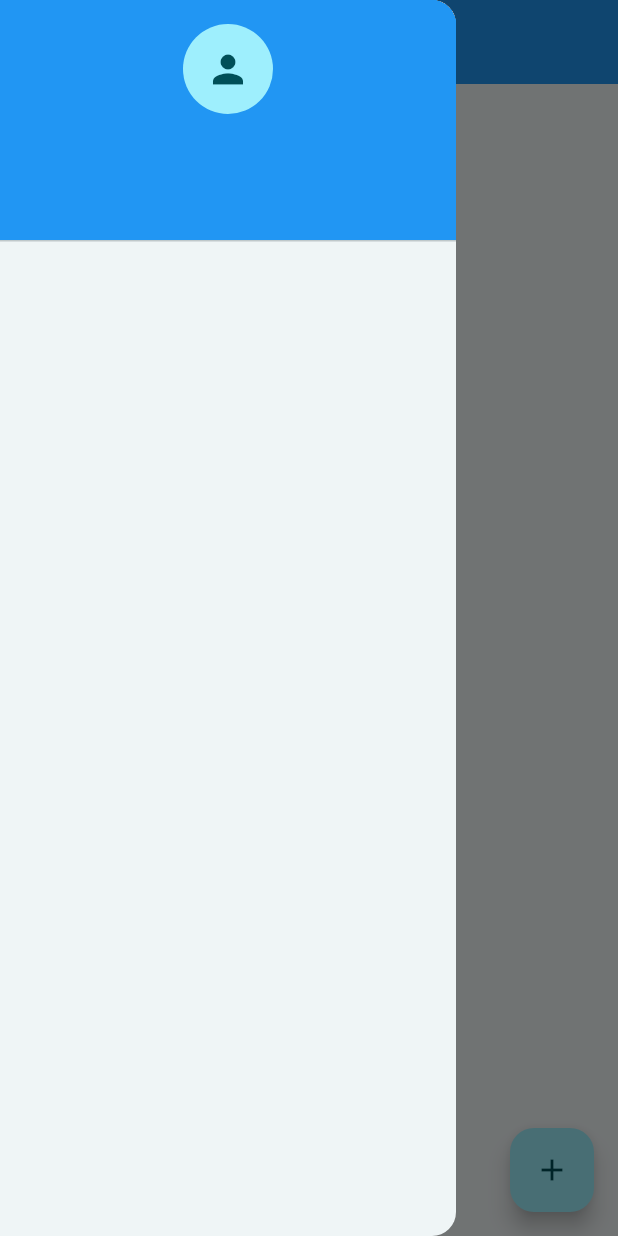
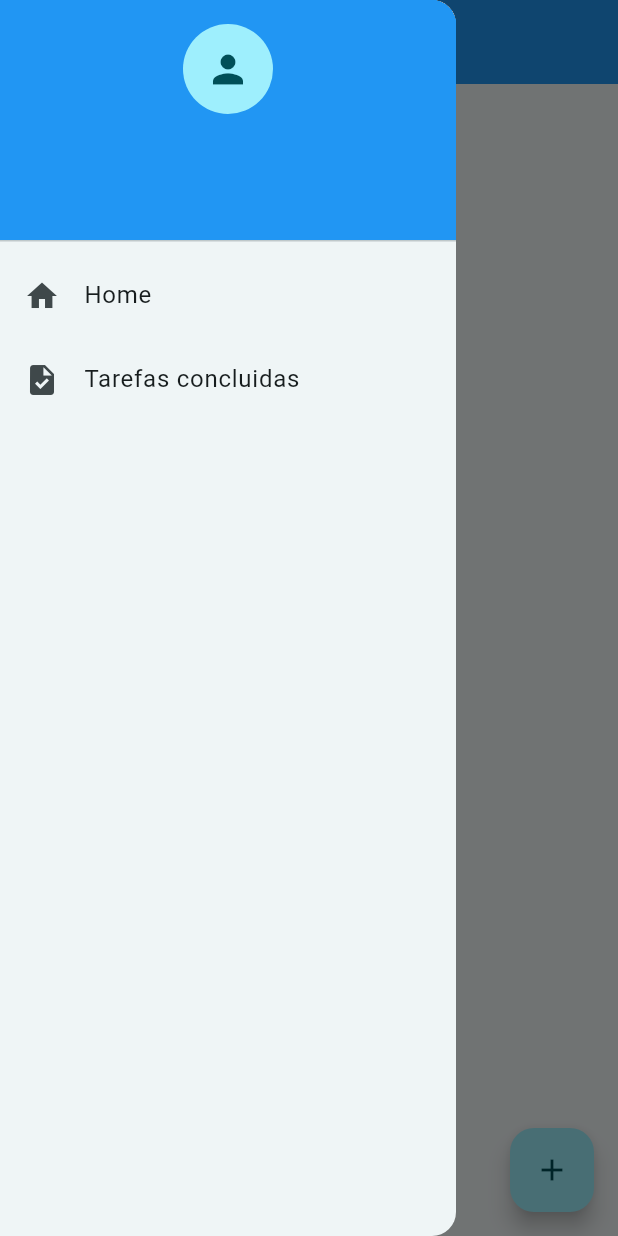
Before and after one commit to weesleycabral/todo, a Flutter app: the screen it shows after launch, with the side drawer open, on a phone screen of 412 x 824 dp. Run offline on Flutter 3.47's test engine with Material 3 defaults, Android fonts, the phone set to English and light mode, and no system bars; our stand-ins replace flutter_native_splash, flutter_screenutil, sqflite; accounts and stored records are empty.

Commit message:
feat: Add drawer items for Home and Completed Tasks

```diff
--- a/lib/app/ui/widgets/my_drawer.dart
+++ b/lib/app/ui/widgets/my_drawer.dart
@@ -25,6 +25,18 @@ class MyDrawer extends StatelessWidget {
               ],
             ),
           ),
+          Column(
+            children: <Widget>[
+              ListTile(
+                title: Text('Home'),
+                leading: Icon(Icons.home),
+              ),
+              ListTile(
+                title: Text('Tarefas concluidas'),
+                leading: Icon(Icons.task),
+              ),
+            ],
+          ),
         ],
       ),
     );
```
